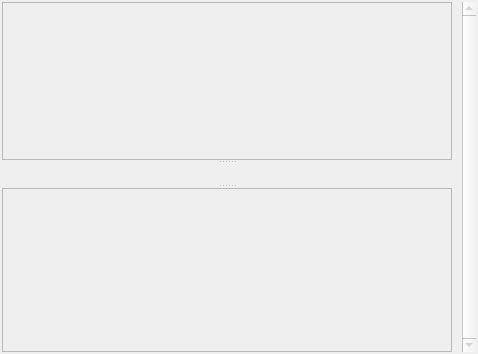
Before: the Qt Designer form editor/ui/TUview.ui in cc-archive/pootle, drawn with Qt 5.
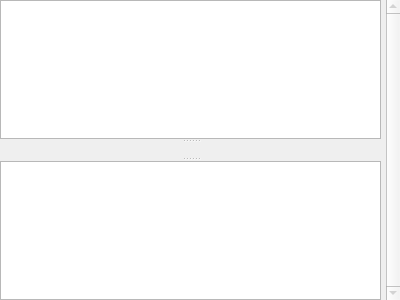
After: the same form once the commit is applied. Icons and pictures are not drawn.

The edit to the form file:
```diff
--- a/editor/ui/TUview.ui
+++ b/editor/ui/TUview.ui
@@ -8,29 +8,29 @@
    <rect>
     <x>0</x>
     <y>0</y>
-    <width>478</width>
-    <height>354</height>
+    <width>400</width>
+    <height>300</height>
    </rect>
   </property>
   <property name="sizePolicy" >
    <sizepolicy>
-    <hsizetype>3</hsizetype>
-    <vsizetype>3</vsizetype>
+    <hsizetype>7</hsizetype>
+    <vsizetype>7</vsizetype>
     <horstretch>0</horstretch>
     <verstretch>0</verstretch>
    </sizepolicy>
   </property>
   <property name="minimumSize" >
    <size>
-    <width>0</width>
-    <height>0</height>
+    <width>200</width>
+    <height>140</height>
    </size>
   </property>
   <property name="focusPolicy" >
    <enum>Qt::NoFocus</enum>
   </property>
   <property name="windowTitle" >
-   <string>Ui_TUview</string>
+   <string>Detail</string>
   </property>
   <property name="windowIcon" >
    <iconset/>
@@ -40,554 +40,80 @@
   </property>
   <layout class="QHBoxLayout" >
    <property name="margin" >
-    <number>2</number>
+    <number>0</number>
    </property>
    <property name="spacing" >
-    <number>10</number>
+    <number>0</number>
    </property>
    <item>
-    <widget class="QSplitter" name="splitter_2" >
+    <widget class="QSplitter" name="splitter" >
      <property name="orientation" >
       <enum>Qt::Vertical</enum>
      </property>
+     <property name="opaqueResize" >
+      <bool>true</bool>
+     </property>
      <property name="childrenCollapsible" >
       <bool>false</bool>
      </property>
-     <widget class="QSplitter" name="splitter" >
-      <property name="orientation" >
-       <enum>Qt::Vertical</enum>
+     <widget class="QTextEdit" name="txtSource" >
+      <property name="tabChangesFocus" >
+       <bool>true</bool>
       </property>
-      <property name="childrenCollapsible" >
+      <property name="undoRedoEnabled" >
        <bool>false</bool>
       </property>
-      <widget class="QTextEdit" name="txtSource" >
-       <property name="enabled" >
-        <bool>false</bool>
-       </property>
-       <property name="minimumSize" >
-        <size>
-         <width>0</width>
-         <height>20</height>
-        </size>
-       </property>
-       <property name="palette" >
-        <palette>
-         <active>
-          <colorrole role="WindowText" >
-           <brush brushstyle="SolidPattern" >
-            <color alpha="255" >
-             <red>0</red>
-             <green>0</green>
-             <blue>0</blue>
-            </color>
-           </brush>
-          </colorrole>
-          <colorrole role="Button" >
-           <brush brushstyle="SolidPattern" >
-            <color alpha="255" >
-             <red>221</red>
-             <green>223</green>
-             <blue>228</blue>
-            </color>
-           </brush>
-          </colorrole>
-          <colorrole role="Light" >
-           <brush brushstyle="SolidPattern" >
-            <color alpha="255" >
-             <red>255</red>
-             <green>255</green>
-             <blue>255</blue>
-            </color>
-           </brush>
-          </colorrole>
-          <colorrole role="Midlight" >
-           <brush brushstyle="SolidPattern" >
-            <color alpha="255" >
-             <red>255</red>
-             <green>255</green>
-             <blue>255</blue>
-            </color>
-           </brush>
-          </colorrole>
-          <colorrole role="Dark" >
-           <brush brushstyle="SolidPattern" >
-            <color alpha="255" >
-             <red>85</red>
-             <green>85</green>
-             <blue>85</blue>
-            </color>
-           </brush>
-          </colorrole>
-          <colorrole role="Mid" >
-           <brush brushstyle="SolidPattern" >
-            <color alpha="255" >
-             <red>199</red>
-             <green>199</green>
-             <blue>199</blue>
-            </color>
-           </brush>
-          </colorrole>
-          <colorrole role="Text" >
-           <brush brushstyle="SolidPattern" >
-            <color alpha="255" >
-             <red>0</red>
-             <green>0</green>
-             <blue>0</blue>
-            </color>
-           </brush>
-          </colorrole>
-          <colorrole role="BrightText" >
-           <brush brushstyle="SolidPattern" >
-            <color alpha="255" >
-             <red>255</red>
-             <green>255</green>
-             <blue>255</blue>
-            </color>
-           </brush>
-          </colorrole>
-          <colorrole role="ButtonText" >
-           <brush brushstyle="SolidPattern" >
-            <color alpha="255" >
-             <red>0</red>
-             <green>0</green>
-             <blue>0</blue>
-            </color>
-           </brush>
-          </colorrole>
-          <colorrole role="Base" >
-           <brush brushstyle="SolidPattern" >
-            <color alpha="255" >
-             <red>225</red>
-             <green>225</green>
-             <blue>225</blue>
-            </color>
-           </brush>
-          </colorrole>
-          <colorrole role="Window" >
-           <brush brushstyle="SolidPattern" >
-            <color alpha="255" >
-             <red>239</red>
-             <green>239</green>
-             <blue>239</blue>
-            </color>
-           </brush>
-          </colorrole>
-          <colorrole role="Shadow" >
-           <brush brushstyle="SolidPattern" >
-            <color alpha="255" >
-             <red>0</red>
-             <green>0</green>
-             <blue>0</blue>
-            </color>
-           </brush>
-          </colorrole>
-          <colorrole role="Highlight" >
-           <brush brushstyle="SolidPattern" >
-            <color alpha="255" >
-             <red>103</red>
-             <green>141</green>
-             <blue>178</blue>
-            </color>
-           </brush>
-          </colorrole>
-          <colorrole role="HighlightedText" >
-           <brush brushstyle="SolidPattern" >
-            <color alpha="255" >
-             <red>255</red>
-             <green>255</green>
-             <blue>255</blue>
-            </color>
-           </brush>
-          </colorrole>
-          <colorrole role="Link" >
-           <brush brushstyle="SolidPattern" >
-            <color alpha="255" >
-             <red>0</red>
-             <green>0</green>
-             <blue>238</blue>
-            </color>
-           </brush>
-          </colorrole>
-          <colorrole role="LinkVisited" >
-           <brush brushstyle="SolidPattern" >
-            <color alpha="255" >
-             <red>82</red>
-             <green>24</green>
-             <blue>139</blue>
-            </color>
-           </brush>
-          </colorrole>
-          <colorrole role="AlternateBase" >
-           <brush brushstyle="SolidPattern" >
-            <color alpha="255" >
-             <red>232</red>
-             <green>232</green>
-             <blue>232</blue>
-            </color>
-           </brush>
-          </colorrole>
-         </active>
-         <inactive>
-          <colorrole role="WindowText" >
-           <brush brushstyle="SolidPattern" >
-            <color alpha="255" >
-             <red>0</red>
-             <green>0</green>
-             <blue>0</blue>
-            </color>
-           </brush>
-          </colorrole>
-          <colorrole role="Button" >
-           <brush brushstyle="SolidPattern" >
-            <color alpha="255" >
-             <red>221</red>
-             <green>223</green>
-             <blue>228</blue>
-            </color>
-           </brush>
-          </colorrole>
-          <colorrole role="Light" >
-           <brush brushstyle="SolidPattern" >
-            <color alpha="255" >
-             <red>255</red>
-             <green>255</green>
-             <blue>255</blue>
-            </color>
-           </brush>
-          </colorrole>
-          <colorrole role="Midlight" >
-           <brush brushstyle="SolidPattern" >
-            <color alpha="255" >
-             <red>255</red>
-             <green>255</green>
-             <blue>255</blue>
-            </color>
-           </brush>
-          </colorrole>
-          <colorrole role="Dark" >
-           <brush brushstyle="SolidPattern" >
-            <color alpha="255" >
-             <red>85</red>
-             <green>85</green>
-             <blue>85</blue>
-            </color>
-           </brush>
-          </colorrole>
-          <colorrole role="Mid" >
-           <brush brushstyle="SolidPattern" >
-            <color alpha="255" >
-             <red>199</red>
-             <green>199</green>
-             <blue>199</blue>
-            </color>
-           </brush>
-          </colorrole>
-          <colorrole role="Text" >
-           <brush brushstyle="SolidPattern" >
-            <color alpha="255" >
-             <red>0</red>
-             <green>0</green>
-             <blue>0</blue>
-            </color>
-           </brush>
-          </colorrole>
-          <colorrole role="BrightText" >
-           <brush brushstyle="SolidPattern" >
-            <color alpha="255" >
-             <red>255</red>
-             <green>255</green>
-             <blue>255</blue>
-            </color>
-           </brush>
-          </colorrole>
-          <colorrole role="ButtonText" >
-           <brush brushstyle="SolidPattern" >
-            <color alpha="255" >
-             <red>0</red>
-             <green>0</green>
-             <blue>0</blue>
-            </color>
-           </brush>
-          </colorrole>
-          <colorrole role="Base" >
-           <brush brushstyle="SolidPattern" >
-            <color alpha="255" >
-             <red>255</red>
-             <green>255</green>
-             <blue>255</blue>
-            </color>
-           </brush>
-          </colorrole>
-          <colorrole role="Window" >
-           <brush brushstyle="SolidPattern" >
-            <color alpha="255" >
-             <red>239</red>
-             <green>239</green>
-             <blue>239</blue>
-            </color>
-           </brush>
-          </colorrole>
-          <colorrole role="Shadow" >
-           <brush brushstyle="SolidPattern" >
-            <color alpha="255" >
-             <red>0</red>
-             <green>0</green>
-             <blue>0</blue>
-            </color>
-           </brush>
-          </colorrole>
-          <colorrole role="Highlight" >
-           <brush brushstyle="SolidPattern" >
-            <color alpha="255" >
-             <red>103</red>
-             <green>141</green>
-             <blue>178</blue>
-            </color>
-           </brush>
-          </colorrole>
-          <colorrole role="HighlightedText" >
-           <brush brushstyle="SolidPattern" >
-            <color alpha="255" >
-             <red>255</red>
-             <green>255</green>
-             <blue>255</blue>
-            </color>
-           </brush>
-          </colorrole>
-          <colorrole role="Link" >
-           <brush brushstyle="SolidPattern" >
-            <color alpha="255" >
-             <red>0</red>
-             <green>0</green>
-             <blue>238</blue>
-            </color>
-           </brush>
-          </colorrole>
-          <colorrole role="LinkVisited" >
-           <brush brushstyle="SolidPattern" >
-            <color alpha="255" >
-             <red>82</red>
-             <green>24</green>
-             <blue>139</blue>
-            </color>
-           </brush>
-          </colorrole>
-          <colorrole role="AlternateBase" >
-           <brush brushstyle="SolidPattern" >
-            <color alpha="255" >
-             <red>232</red>
-             <green>232</green>
-             <blue>232</blue>
-            </color>
-           </brush>
-          </colorrole>
-         </inactive>
-         <disabled>
-          <colorrole role="WindowText" >
-           <brush brushstyle="SolidPattern" >
-            <color alpha="255" >
-             <red>128</red>
-             <green>128</green>
-             <blue>128</blue>
-            </color>
-           </brush>
-          </colorrole>
-          <colorrole role="Button" >
-           <brush brushstyle="SolidPattern" >
-            <color alpha="255" >
-             <red>221</red>
-             <green>223</green>
-             <blue>228</blue>
-            </color>
-           </brush>
-          </colorrole>
-          <colorrole role="Light" >
-           <brush brushstyle="SolidPattern" >
-            <color alpha="255" >
-             <red>255</red>
-             <green>255</green>
-             <blue>255</blue>
-            </color>
-           </brush>
-          </colorrole>
-          <colorrole role="Midlight" >
-           <brush brushstyle="SolidPattern" >
-            <color alpha="255" >
-             <red>255</red>
-             <green>255</green>
-             <blue>255</blue>
-            </color>
-           </brush>
-          </colorrole>
-          <colorrole role="Dark" >
-           <brush brushstyle="SolidPattern" >
-            <color alpha="255" >
-             <red>85</red>
-             <green>85</green>
-             <blue>85</blue>
-            </color>
-           </brush>
-          </colorrole>
-          <colorrole role="Mid" >
-           <brush brushstyle="SolidPattern" >
-            <color alpha="255" >
-             <red>199</red>
-             <green>199</green>
-             <blue>199</blue>
-            </color>
-           </brush>
-          </colorrole>
-          <colorrole role="Text" >
-           <brush brushstyle="SolidPattern" >
-            <color alpha="255" >
-             <red>199</red>
-             <green>199</green>
-             <blue>199</blue>
-            </color>
-           </brush>
-          </colorrole>
-          <colorrole role="BrightText" >
-           <brush brushstyle="SolidPattern" >
-            <color alpha="255" >
-             <red>255</red>
-             <green>255</green>
-             <blue>255</blue>
-            </color>
-           </brush>
-          </colorrole>
-          <colorrole role="ButtonText" >
-           <brush brushstyle="SolidPattern" >
-            <color alpha="255" >
-             <red>128</red>
-             <green>128</green>
-             <blue>128</blue>
-            </color>
-           </brush>
-          </colorrole>
-          <colorrole role="Base" >
-           <brush brushstyle="SolidPattern" >
-            <color alpha="255" >
-             <red>239</red>
-             <green>239</green>
-             <blue>239</blue>
-            </color>
-           </brush>
-          </colorrole>
-          <colorrole role="Window" >
-           <brush brushstyle="SolidPattern" >
-            <color alpha="255" >
-             <red>239</red>
-             <green>239</green>
-             <blue>239</blue>
-            </color>
-           </brush>
-          </colorrole>
-          <colorrole role="Shadow" >
-           <brush brushstyle="SolidPattern" >
-            <color alpha="255" >
-             <red>0</red>
-             <green>0</green>
-             <blue>0</blue>
-            </color>
-           </brush>
-          </colorrole>
-          <colorrole role="Highlight" >
-           <brush brushstyle="SolidPattern" >
-            <color alpha="255" >
-             <red>86</red>
-             <green>117</green>
-             <blue>148</blue>
-            </color>
-           </brush>
-          </colorrole>
-          <colorrole role="HighlightedText" >
-           <brush brushstyle="SolidPattern" >
-            <color alpha="255" >
-             <red>255</red>
-             <green>255</green>
-             <blue>255</blue>
-            </color>
-           </brush>
-          </colorrole>
-          <colorrole role="Link" >
-           <brush brushstyle="SolidPattern" >
-            <color alpha="255" >
-             <red>0</red>
-             <green>0</green>
-             <blue>238</blue>
-            </color>
-           </brush>
-          </colorrole>
-          <colorrole role="LinkVisited" >
-           <brush brushstyle="SolidPattern" >
-            <color alpha="255" >
-             <red>82</red>
-             <green>24</green>
-             <blue>139</blue>
-            </color>
-           </brush>
-          </colorrole>
-          <colorrole role="AlternateBase" >
-           <brush brushstyle="SolidPattern" >
-            <color alpha="255" >
-             <red>232</red>
-             <green>232</green>
-             <blue>232</blue>
-            </color>
-           </brush>
-          </colorrole>
-         </disabled>
-        </palette>
-       </property>
-       <property name="tabChangesFocus" >
-        <bool>true</bool>
-       </property>
-       <property name="undoRedoEnabled" >
-        <bool>false</bool>
-       </property>
-       <property name="readOnly" >
-        <bool>true</bool>
-       </property>
-       <property name="tabStopWidth" >
-        <number>79</number>
-       </property>
-      </widget>
-      <widget class="QLabel" name="lblComment" >
-       <property name="minimumSize" >
-        <size>
-         <width>0</width>
-         <height>20</height>
-        </size>
-       </property>
-       <property name="text" >
-        <string/>
-       </property>
-       <property name="textFormat" >
-        <enum>Qt::PlainText</enum>
-       </property>
-      </widget>
+      <property name="readOnly" >
+       <bool>true</bool>
+      </property>
+      <property name="tabStopWidth" >
+       <number>79</number>
+      </property>
+     </widget>
+     <widget class="QLabel" name="lblComment" >
+      <property name="text" >
+       <string/>
+      </property>
+      <property name="textFormat" >
+       <enum>Qt::PlainText</enum>
+      </property>
      </widget>
      <widget class="QTextEdit" name="txtTarget" >
-      <property name="enabled" >
-       <bool>false</bool>
-      </property>
-      <property name="minimumSize" >
-       <size>
-        <width>0</width>
-        <height>20</height>
-       </size>
-      </property>
       <property name="contextMenuPolicy" >
        <enum>Qt::DefaultContextMenu</enum>
       </property>
      </widget>
     </widget>
    </item>
+   <item>
+    <spacer>
+     <property name="orientation" >
+      <enum>Qt::Horizontal</enum>
+     </property>
+     <property name="sizeType" >
+      <enum>QSizePolicy::Fixed</enum>
+     </property>
+     <property name="sizeHint" >
+      <size>
+       <width>5</width>
+       <height>20</height>
+      </size>
+     </property>
+    </spacer>
+   </item>
    <item>
     <widget class="QScrollBar" name="fileScrollBar" >
      <property name="enabled" >
       <bool>false</bool>
      </property>
+     <property name="sizePolicy" >
+      <sizepolicy>
+       <hsizetype>0</hsizetype>
+       <vsizetype>7</vsizetype>
+       <horstretch>0</horstretch>
+       <verstretch>0</verstretch>
+      </sizepolicy>
+     </property>
      <property name="toolTip" >
       <string>Navigate in your file</string>
      </property>
```
